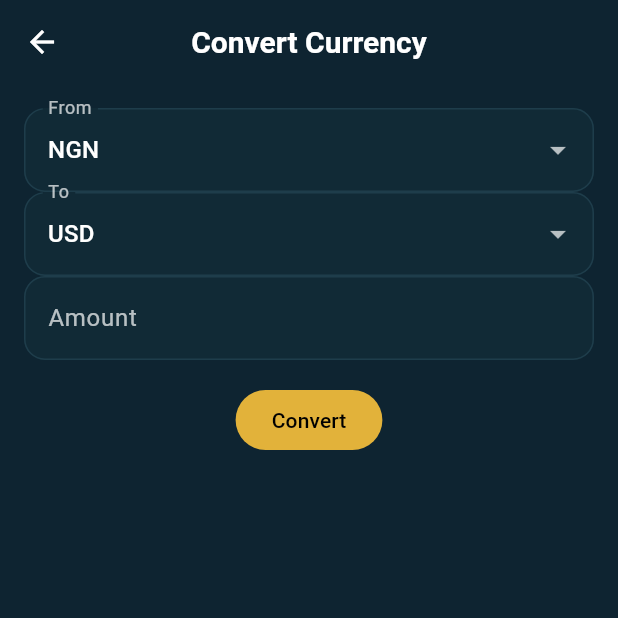
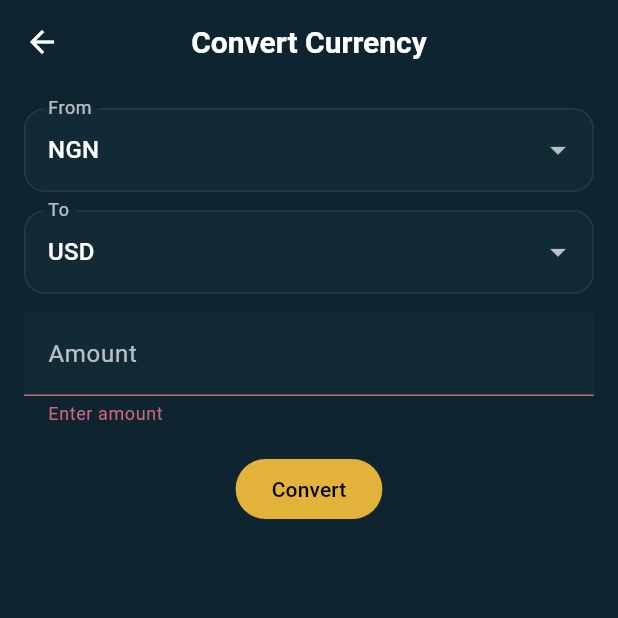
Before and after one commit to Tether-creator/zeus_app_premium, a Flutter app: the ConvertScreen screen opened directly, after a tap on "Convert", on a phone screen of 412 x 824 dp, the top half of it. Run offline on Flutter 3.47's test engine with Material 3 defaults, Android fonts, the phone set to English and light mode, and no system bars; our stand-ins replace pdf, printing.

Commit message:
Update convert_screen.dart

```diff
--- a/lib/screens/convert_screen.dart
+++ b/lib/screens/convert_screen.dart
@@ -1,8 +1,4 @@
 import 'package:flutter/material.dart';
-import '../ui.dart';
-import '../state.dart';
-import '../services/rates.dart';
-import '../utils/format.dart';
 
 class ConvertScreen extends StatefulWidget {
   static const route = '/convert';
@@ -13,55 +9,58 @@ class ConvertScreen extends StatefulWidget {
 }
 
 class _ConvertScreenState extends State<ConvertScreen> {
-  final amt = TextEditingController();
-  String from = 'NGN';
-  String to = 'USD';
+  final _formKey = GlobalKey<FormState>();
+  final _fromCtrl = TextEditingController();
+  final _toCtrl = TextEditingController();
+  String _fromCurrency = 'NGN';
+  String _toCurrency = 'USD';
 
-  @override
-  void dispose() { amt.dispose(); super.dispose(); }
-
-  void _convert() {
-    final a = double.tryParse(amt.text) ?? 0;
-    if (a <= 0) return;
-
-    final fromBal = AppState.i.balances[from]!;
-    if (fromBal < a) {
-      _snack('Insufficient $from balance');
-      return;
-    }
-
-    final out = FxRates.convert(from: from, to: to, amount: a);
-    AppState.i.balances[from] = fromBal - a;
-    AppState.i.balances[to] = AppState.i.balances[to]! + out;
-
-    AppState.i.addTransaction(TransactionItem(
-      title: 'Convert $from → $to',
-      currency: to,
-      amount: out,
-      time: DateTime.now(),
-      type: 'convert',
-    ));
-
-    _snack('Converted ${fmt(from, a)} → ${fmt(to, out)}');
-    setState(() {});
+  void _submit() {
+    if (!_formKey.currentState!.validate()) return;
+    ScaffoldMessenger.of(context).showSnackBar(
+      const SnackBar(content: Text('Conversion submitted (mocked).')),
+    );
   }
-
-  void _snack(String m) => ScaffoldMessenger.of(context).showSnackBar(SnackBar(content: Text(m)));
 
   @override
   Widget build(BuildContext context) {
-    final currencies = const ['NGN','USD','EUR','GBP','GHC','KSH'];
     return Scaffold(
       appBar: AppBar(title: const Text('Convert Currency')),
       body: Padding(
         padding: const EdgeInsets.all(16),
-        child: Column(children: [
-          DropdownButtonFormField(value: from, items: [for (final c in currencies) DropdownMenuItem(value: c, child: Text(c))], onChanged: (v) => setState(() => from = v!), decoration: const InputDecoration(labelText: 'From')),
-          DropdownButtonFormField(value: to, items: [for (final c in currencies) DropdownMenuItem(value: c, child: Text(c))], onChanged: (v) => setState(() => to = v!), decoration: const InputDecoration(labelText: 'To')),
-          TextFormField(controller: amt, decoration: const InputDecoration(labelText: 'Amount'), keyboardType: const TextInputType.numberWithOptions(decimal: true)),
-          const SizedBox(height: 16),
-          PrimaryButton(text: 'Convert', onPressed: _convert),
-        ]),
+        child: Form(
+          key: _formKey,
+          child: Column(
+            children: [
+              DropdownButtonFormField<String>(
+                value: _fromCurrency,
+                items: const ['NGN', 'USD', 'EUR', 'GBP', 'GHC', 'KSH']
+                    .map((c) => DropdownMenuItem(value: c, child: Text(c)))
+                    .toList(),
+                onChanged: (v) => setState(() => _fromCurrency = v!),
+                decoration: const InputDecoration(labelText: 'From'),
+              ),
+              const SizedBox(height: 12),
+              DropdownButtonFormField<String>(
+                value: _toCurrency,
+                items: const ['NGN', 'USD', 'EUR', 'GBP', 'GHC', 'KSH']
+                    .map((c) => DropdownMenuItem(value: c, child: Text(c)))
+                    .toList(),
+                onChanged: (v) => setState(() => _toCurrency = v!),
+                decoration: const InputDecoration(labelText: 'To'),
+              ),
+              const SizedBox(height: 12),
+              TextFormField(
+                controller: _fromCtrl,
+                keyboardType: TextInputType.number,
+                decoration: const InputDecoration(labelText: 'Amount'),
+                validator: (v) => (double.tryParse(v ?? '') ?? 0) > 0 ? null : 'Enter amount',
+              ),
+              const SizedBox(height: 18),
+              FilledButton(onPressed: _submit, child: const Text('Convert')),
+            ],
+          ),
+        ),
       ),
     );
   }
```
